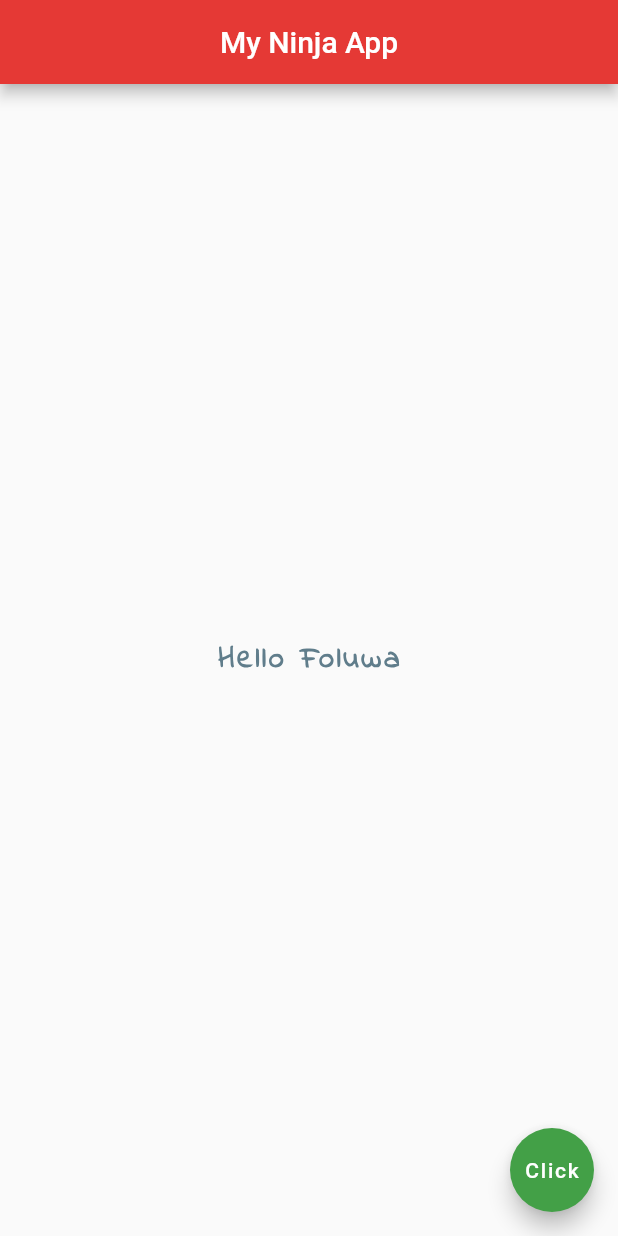
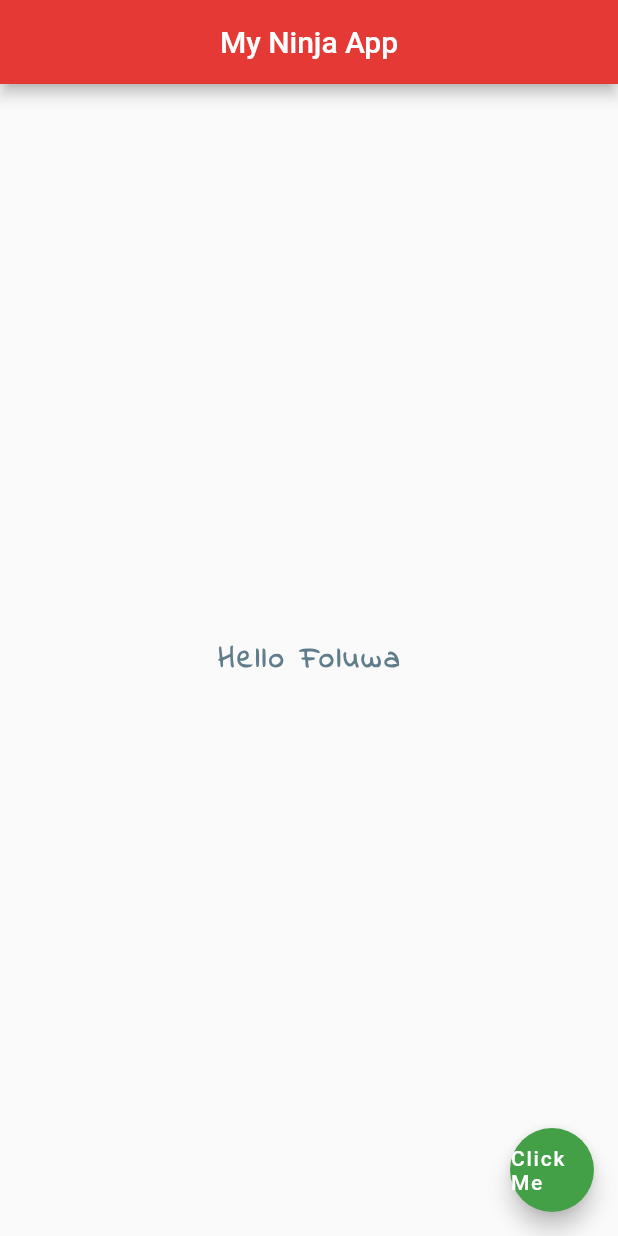
Before and after one commit to Foluwa/Flutter-Netninja, a Flutter app: the screen it shows after launch, on a phone screen of 412 x 824 dp. Run offline on Flutter 3.47's test engine with Material 2 defaults, Android fonts, the phone set to English and light mode, and no system bars.

Commit message:
I added hotreload vid7

```diff
--- a/lib/main.dart
+++ b/lib/main.dart
@@ -1,7 +1,13 @@
 import 'package:flutter/material.dart';
 
 void main() => runApp(MaterialApp(
-      home: Scaffold(
+      home: Home()
+));
+
+class Home extends StatelessWidget {
+  @override
+  Widget build(BuildContext context) {
+    return  Scaffold(
         appBar: AppBar(
           title: Text('My Ninja App'),
           centerTitle: true,
@@ -21,8 +27,9 @@ void main() => runApp(MaterialApp(
         ),
         floatingActionButton: FloatingActionButton(
           onPressed: () {},
-          child: Text('Click'),
+          child: Text('Click Me'),
           backgroundColor: Colors.green[600],
         ),
-      ),
-    ));
+      );
+  }
+}
```
